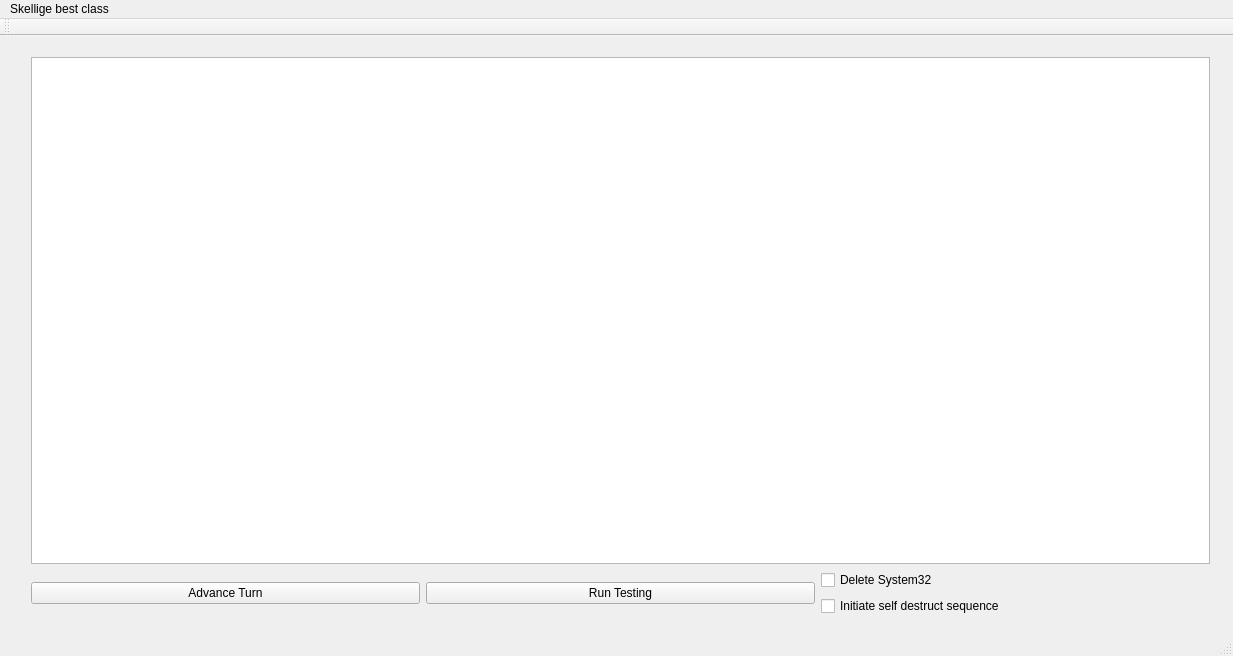
Qt form mainwindow.ui (Inexorably/gwentSimulator) before a commit.
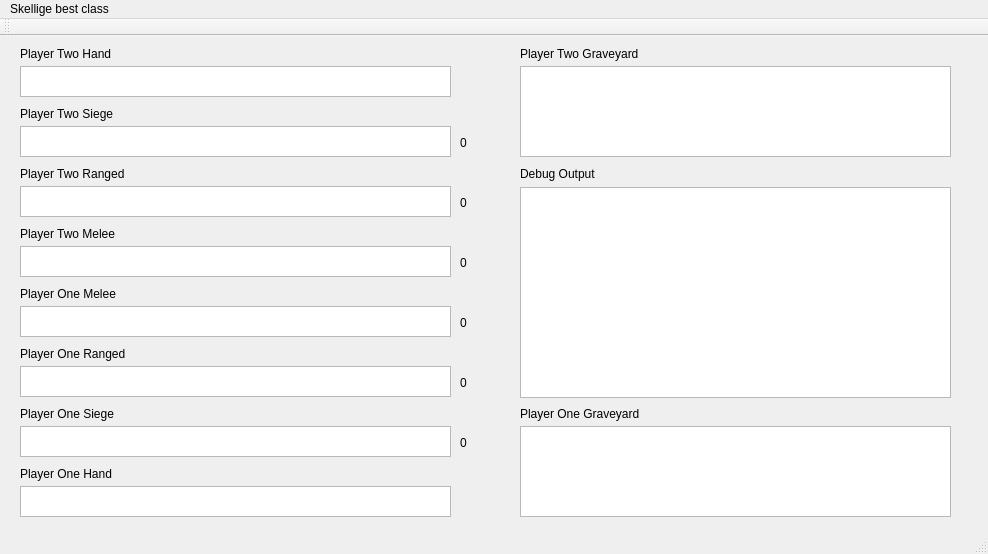
The same form after that commit.

Commit message: ui redone for debugging purposes.  Mechanics implementations, player.shuffle member function added.  Avoid gwent subreddit at all costs right now

```diff
--- a/mainwindow.ui
+++ b/mainwindow.ui
@@ -6,64 +6,357 @@
    <rect>
     <x>0</x>
     <y>0</y>
-    <width>1233</width>
-    <height>656</height>
+    <width>988</width>
+    <height>554</height>
    </rect>
   </property>
   <property name="windowTitle">
    <string>MainWindow</string>
   </property>
   <widget class="QWidget" name="centralWidget">
-   <widget class="QWidget" name="">
+   <widget class="QTextBrowser" name="p1siege">
     <property name="geometry">
      <rect>
       <x>20</x>
+      <y>390</y>
+      <width>431</width>
+      <height>31</height>
+     </rect>
+    </property>
+   </widget>
+   <widget class="QTextBrowser" name="p1ranged">
+    <property name="geometry">
+     <rect>
+      <x>20</x>
+      <y>330</y>
+      <width>431</width>
+      <height>31</height>
+     </rect>
+    </property>
+   </widget>
+   <widget class="QLabel" name="label">
+    <property name="geometry">
+     <rect>
+      <x>20</x>
+      <y>370</y>
+      <width>111</width>
+      <height>16</height>
+     </rect>
+    </property>
+    <property name="text">
+     <string>Player One Siege</string>
+    </property>
+   </widget>
+   <widget class="QLabel" name="label_2">
+    <property name="geometry">
+     <rect>
+      <x>20</x>
+      <y>310</y>
+      <width>121</width>
+      <height>16</height>
+     </rect>
+    </property>
+    <property name="text">
+     <string>Player One Ranged</string>
+    </property>
+   </widget>
+   <widget class="QLabel" name="label_3">
+    <property name="geometry">
+     <rect>
+      <x>20</x>
+      <y>250</y>
+      <width>171</width>
+      <height>16</height>
+     </rect>
+    </property>
+    <property name="text">
+     <string>Player One Melee</string>
+    </property>
+   </widget>
+   <widget class="QTextBrowser" name="p1melee">
+    <property name="geometry">
+     <rect>
+      <x>20</x>
+      <y>270</y>
+      <width>431</width>
+      <height>31</height>
+     </rect>
+    </property>
+   </widget>
+   <widget class="QTextBrowser" name="p2siege">
+    <property name="geometry">
+     <rect>
+      <x>20</x>
+      <y>90</y>
+      <width>431</width>
+      <height>31</height>
+     </rect>
+    </property>
+   </widget>
+   <widget class="QLabel" name="label_4">
+    <property name="geometry">
+     <rect>
+      <x>20</x>
+      <y>190</y>
+      <width>131</width>
+      <height>16</height>
+     </rect>
+    </property>
+    <property name="text">
+     <string>Player Two Melee</string>
+    </property>
+   </widget>
+   <widget class="QTextBrowser" name="p2melee">
+    <property name="geometry">
+     <rect>
+      <x>20</x>
+      <y>210</y>
+      <width>431</width>
+      <height>31</height>
+     </rect>
+    </property>
+   </widget>
+   <widget class="QTextBrowser" name="p2ranged">
+    <property name="geometry">
+     <rect>
+      <x>20</x>
+      <y>150</y>
+      <width>431</width>
+      <height>31</height>
+     </rect>
+    </property>
+   </widget>
+   <widget class="QLabel" name="label_5">
+    <property name="geometry">
+     <rect>
+      <x>20</x>
+      <y>70</y>
+      <width>151</width>
+      <height>16</height>
+     </rect>
+    </property>
+    <property name="text">
+     <string>Player Two Siege</string>
+    </property>
+   </widget>
+   <widget class="QLabel" name="label_6">
+    <property name="geometry">
+     <rect>
+      <x>20</x>
+      <y>130</y>
+      <width>161</width>
+      <height>16</height>
+     </rect>
+    </property>
+    <property name="text">
+     <string>Player Two Ranged</string>
+    </property>
+   </widget>
+   <widget class="QLabel" name="label_7">
+    <property name="geometry">
+     <rect>
+      <x>20</x>
       <y>10</y>
-      <width>1201</width>
-      <height>581</height>
+      <width>141</width>
+      <height>16</height>
      </rect>
     </property>
-    <layout class="QVBoxLayout" name="verticalLayout_2">
-     <item>
-      <widget class="QTextBrowser" name="debugBrowser"/>
-     </item>
-     <item>
-      <layout class="QHBoxLayout" name="horizontalLayout">
-       <item>
-        <widget class="QPushButton" name="pushButton">
-         <property name="text">
-          <string>Advance Turn</string>
-         </property>
-        </widget>
-       </item>
-       <item>
-        <widget class="QPushButton" name="debugPushButton">
-         <property name="text">
-          <string>Run Testing</string>
-         </property>
-        </widget>
-       </item>
-       <item>
-        <layout class="QVBoxLayout" name="verticalLayout">
-         <item>
-          <widget class="QCheckBox" name="checkBox">
-           <property name="text">
-            <string>Delete System32</string>
-           </property>
-          </widget>
-         </item>
-         <item>
-          <widget class="QCheckBox" name="checkBox_2">
-           <property name="text">
-            <string>Initiate self destruct sequence</string>
-           </property>
-          </widget>
-         </item>
-        </layout>
-       </item>
-      </layout>
-     </item>
-    </layout>
+    <property name="text">
+     <string>Player Two Hand</string>
+    </property>
+   </widget>
+   <widget class="QTextBrowser" name="p2hand">
+    <property name="geometry">
+     <rect>
+      <x>20</x>
+      <y>30</y>
+      <width>431</width>
+      <height>31</height>
+     </rect>
+    </property>
+   </widget>
+   <widget class="QLabel" name="label_8">
+    <property name="geometry">
+     <rect>
+      <x>20</x>
+      <y>430</y>
+      <width>101</width>
+      <height>16</height>
+     </rect>
+    </property>
+    <property name="text">
+     <string>Player One Hand</string>
+    </property>
+   </widget>
+   <widget class="QTextBrowser" name="p1hand">
+    <property name="geometry">
+     <rect>
+      <x>20</x>
+      <y>450</y>
+      <width>431</width>
+      <height>31</height>
+     </rect>
+    </property>
+   </widget>
+   <widget class="QTextBrowser" name="p2grave">
+    <property name="geometry">
+     <rect>
+      <x>520</x>
+      <y>30</y>
+      <width>431</width>
+      <height>91</height>
+     </rect>
+    </property>
+   </widget>
+   <widget class="QLabel" name="label_9">
+    <property name="geometry">
+     <rect>
+      <x>520</x>
+      <y>10</y>
+      <width>141</width>
+      <height>16</height>
+     </rect>
+    </property>
+    <property name="text">
+     <string>Player Two Graveyard</string>
+    </property>
+   </widget>
+   <widget class="QTextBrowser" name="p1grave">
+    <property name="geometry">
+     <rect>
+      <x>520</x>
+      <y>390</y>
+      <width>431</width>
+      <height>91</height>
+     </rect>
+    </property>
+   </widget>
+   <widget class="QLabel" name="label_10">
+    <property name="geometry">
+     <rect>
+      <x>520</x>
+      <y>370</y>
+      <width>141</width>
+      <height>16</height>
+     </rect>
+    </property>
+    <property name="text">
+     <string>Player One Graveyard</string>
+    </property>
+   </widget>
+   <widget class="QTextBrowser" name="debugBrowser">
+    <property name="geometry">
+     <rect>
+      <x>520</x>
+      <y>151</y>
+      <width>431</width>
+      <height>211</height>
+     </rect>
+    </property>
+   </widget>
+   <widget class="QLabel" name="label_11">
+    <property name="geometry">
+     <rect>
+      <x>520</x>
+      <y>130</y>
+      <width>151</width>
+      <height>16</height>
+     </rect>
+    </property>
+    <property name="text">
+     <string>Debug Output</string>
+    </property>
+   </widget>
+   <widget class="QPushButton" name="pushButton">
+    <property name="geometry">
+     <rect>
+      <x>20</x>
+      <y>500</y>
+      <width>121</width>
+      <height>23</height>
+     </rect>
+    </property>
+    <property name="text">
+     <string>Test Game Mechanics</string>
+    </property>
+   </widget>
+   <widget class="QLabel" name="p2siegePoints">
+    <property name="geometry">
+     <rect>
+      <x>460</x>
+      <y>100</y>
+      <width>47</width>
+      <height>13</height>
+     </rect>
+    </property>
+    <property name="text">
+     <string>0</string>
+    </property>
+   </widget>
+   <widget class="QLabel" name="p2rangedPoints">
+    <property name="geometry">
+     <rect>
+      <x>460</x>
+      <y>160</y>
+      <width>47</width>
+      <height>13</height>
+     </rect>
+    </property>
+    <property name="text">
+     <string>0</string>
+    </property>
+   </widget>
+   <widget class="QLabel" name="p2meleePoints">
+    <property name="geometry">
+     <rect>
+      <x>460</x>
+      <y>220</y>
+      <width>47</width>
+      <height>13</height>
+     </rect>
+    </property>
+    <property name="text">
+     <string>0</string>
+    </property>
+   </widget>
+   <widget class="QLabel" name="p1siegePoints">
+    <property name="geometry">
+     <rect>
+      <x>460</x>
+      <y>400</y>
+      <width>47</width>
+      <height>13</height>
+     </rect>
+    </property>
+    <property name="text">
+     <string>0</string>
+    </property>
+   </widget>
+   <widget class="QLabel" name="p1rangedPoints">
+    <property name="geometry">
+     <rect>
+      <x>460</x>
+      <y>340</y>
+      <width>47</width>
+      <height>13</height>
+     </rect>
+    </property>
+    <property name="text">
+     <string>0</string>
+    </property>
+   </widget>
+   <widget class="QLabel" name="p1meleePoints">
+    <property name="geometry">
+     <rect>
+      <x>460</x>
+      <y>280</y>
+      <width>47</width>
+      <height>13</height>
+     </rect>
+    </property>
+    <property name="text">
+     <string>0</string>
+    </property>
    </widget>
   </widget>
   <widget class="QMenuBar" name="menuBar">
@@ -71,8 +364,8 @@
     <rect>
      <x>0</x>
      <y>0</y>
-     <width>1233</width>
-     <height>26</height>
+     <width>988</width>
+     <height>21</height>
     </rect>
    </property>
    <widget class="QMenu" name="menuSkellige_best_class">
```
Left out of the diff: 2 changed lines with no effect on the pictures. The commit also changes 6 other files.
